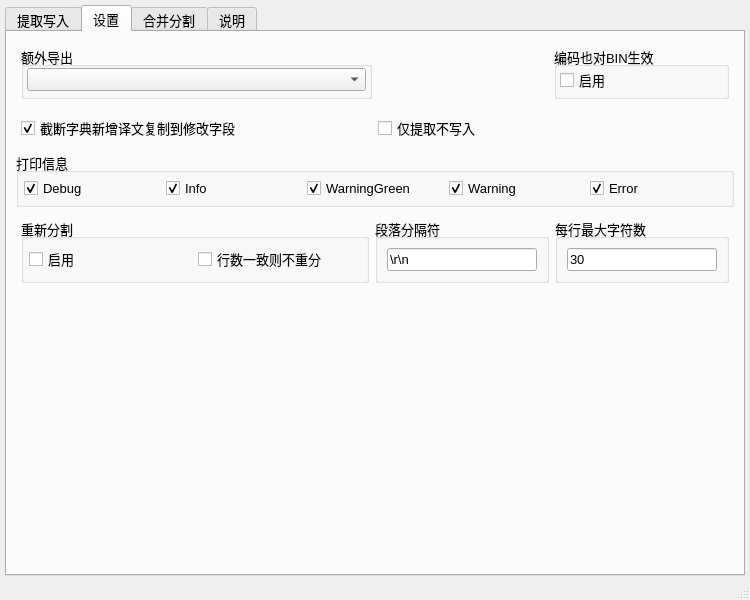
Old version of the form ui_mainWindow.ui in the repository satan53x/SExtractor.
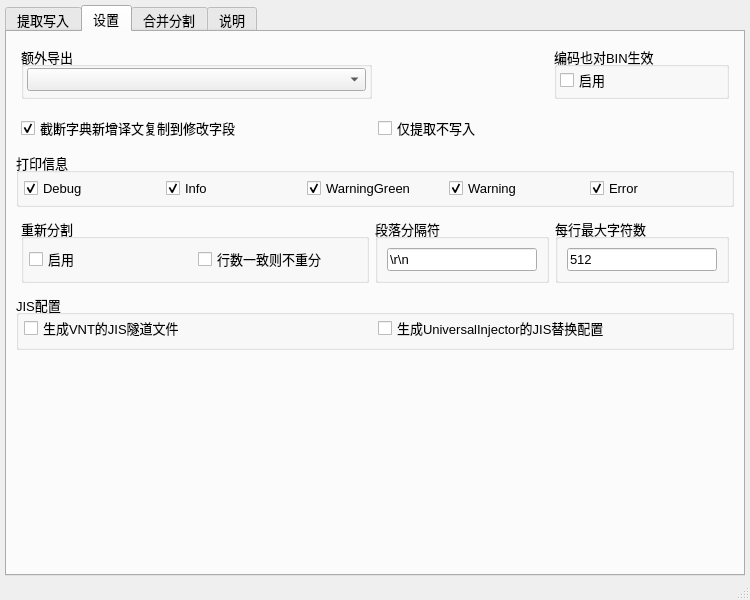
New version of the form. The open tabs and pages were chosen to show the change.

Commit message: 添加：生成适配UIF的JIS替换配置

Patch:
```diff
--- a/ui_mainWindow.ui
+++ b/ui_mainWindow.ui
@@ -582,13 +582,6 @@
                 </property>
                </spacer>
               </item>
-              <item>
-               <widget class="QCheckBox" name="tunnelJisCheck">
-                <property name="text">
-                 <string>生成适配VNT的JIS隧道文件</string>
-                </property>
-               </widget>
-              </item>
              </layout>
             </widget>
            </item>
@@ -894,7 +887,7 @@
               <item>
                <widget class="QLineEdit" name="splitMaxEdit">
                 <property name="text">
-                 <string>30</string>
+                 <string>512</string>
                 </property>
                </widget>
               </item>
@@ -904,6 +897,41 @@
           </layout>
          </widget>
         </item>
+        <item>
+         <widget class="QGroupBox" name="groupBox_13">
+          <property name="title">
+           <string>JIS配置</string>
+          </property>
+          <layout class="QHBoxLayout" name="horizontalLayout_30">
+           <property name="leftMargin">
+            <number>5</number>
+           </property>
+           <property name="topMargin">
+            <number>0</number>
+           </property>
+           <property name="rightMargin">
+            <number>5</number>
+           </property>
+           <property name="bottomMargin">
+            <number>6</number>
+           </property>
+           <item>
+            <widget class="QCheckBox" name="tunnelJisCheck">
+             <property name="text">
+              <string>生成VNT的JIS隧道文件</string>
+             </property>
+            </widget>
+           </item>
+           <item>
+            <widget class="QCheckBox" name="subsJisCheck">
+             <property name="text">
+              <string>生成UniversalInjector的JIS替换配置</string>
+             </property>
+            </widget>
+           </item>
+          </layout>
+         </widget>
+        </item>
         <item>
          <spacer name="verticalSpacer">
           <property name="orientation">
```
Left out of the diff: 2 changed lines with no effect on the pictures. The commit also changes 9 other files.
